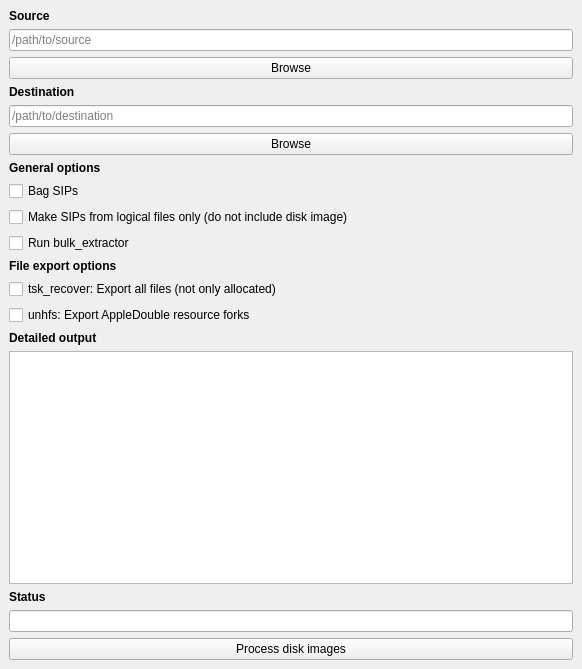
The window that design.ui (CCA-Public/diskimageprocessor) describes before a commit, drawn with Qt 5.
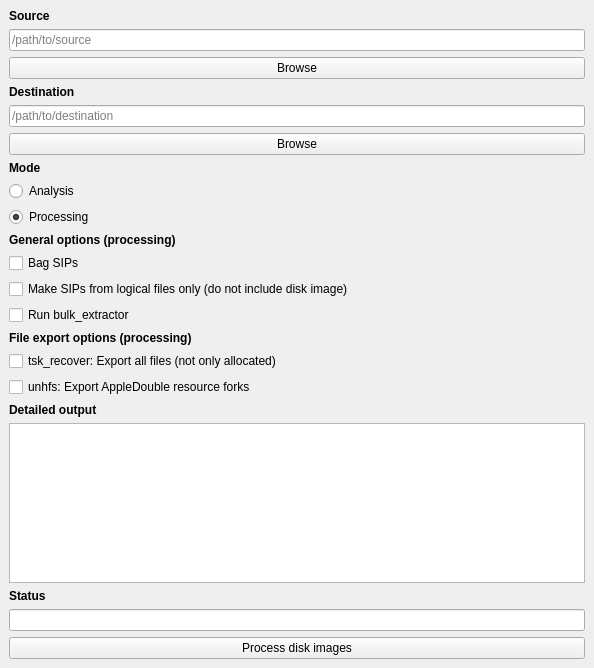
The same window after the commit.

Commit message: Update GUI to add Analysis mode

Diff of the .ui file:
```diff
--- a/design.ui
+++ b/design.ui
@@ -6,8 +6,8 @@
    <rect>
     <x>0</x>
     <y>0</y>
-    <width>582</width>
-    <height>669</height>
+    <width>594</width>
+    <height>668</height>
    </rect>
   </property>
   <property name="windowTitle">
@@ -57,10 +57,37 @@
       </property>
      </widget>
     </item>
+    <item>
+     <widget class="QLabel" name="label_6">
+      <property name="text">
+       <string>&lt;html&gt;&lt;head/&gt;&lt;body&gt;&lt;p&gt;&lt;span style=&quot; font-weight:600;&quot;&gt;Mode&lt;/span&gt;&lt;/p&gt;&lt;/body&gt;&lt;/html&gt;</string>
+      </property>
+     </widget>
+    </item>
+    <item>
+     <widget class="QRadioButton" name="analysisBtn">
+      <property name="text">
+       <string>Analysis</string>
+      </property>
+      <property name="checked">
+       <bool>false</bool>
+      </property>
+     </widget>
+    </item>
+    <item>
+     <widget class="QRadioButton" name="processingBtn">
+      <property name="text">
+       <string>Processing</string>
+      </property>
+      <property name="checked">
+       <bool>true</bool>
+      </property>
+     </widget>
+    </item>
     <item>
      <widget class="QLabel" name="label">
       <property name="text">
-       <string>&lt;html&gt;&lt;head/&gt;&lt;body&gt;&lt;p&gt;&lt;span style=&quot; font-weight:600;&quot;&gt;General options&lt;/span&gt;&lt;/p&gt;&lt;/body&gt;&lt;/html&gt;</string>
+       <string>&lt;html&gt;&lt;head/&gt;&lt;body&gt;&lt;p&gt;&lt;span style=&quot; font-weight:600;&quot;&gt;General options (processing)&lt;/span&gt;&lt;/p&gt;&lt;/body&gt;&lt;/html&gt;</string>
       </property>
      </widget>
     </item>
@@ -88,7 +115,7 @@
     <item>
      <widget class="QLabel" name="label_5">
       <property name="text">
-       <string>&lt;html&gt;&lt;head/&gt;&lt;body&gt;&lt;p&gt;&lt;span style=&quot; font-weight:600;&quot;&gt;File export options&lt;/span&gt;&lt;/p&gt;&lt;/body&gt;&lt;/html&gt;</string>
+       <string>&lt;html&gt;&lt;head/&gt;&lt;body&gt;&lt;p&gt;&lt;span style=&quot; font-weight:600;&quot;&gt;File export options (processing)&lt;/span&gt;&lt;/p&gt;&lt;/body&gt;&lt;/html&gt;</string>
       </property>
      </widget>
     </item>
```
The commit also changes 1 other file.
